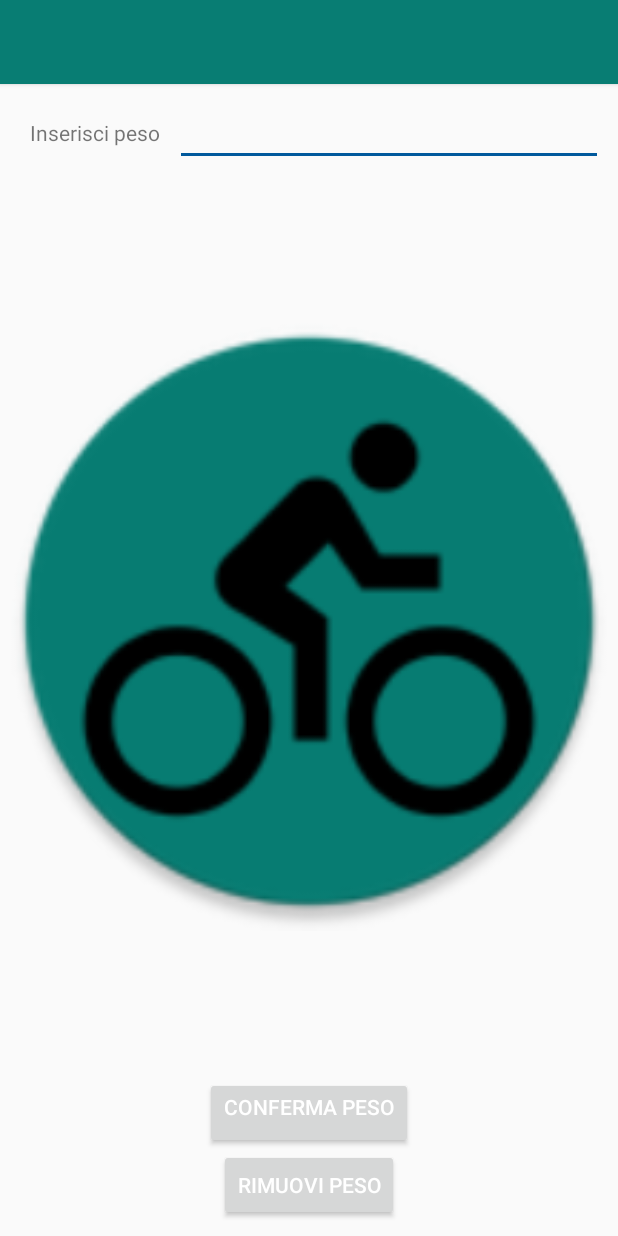
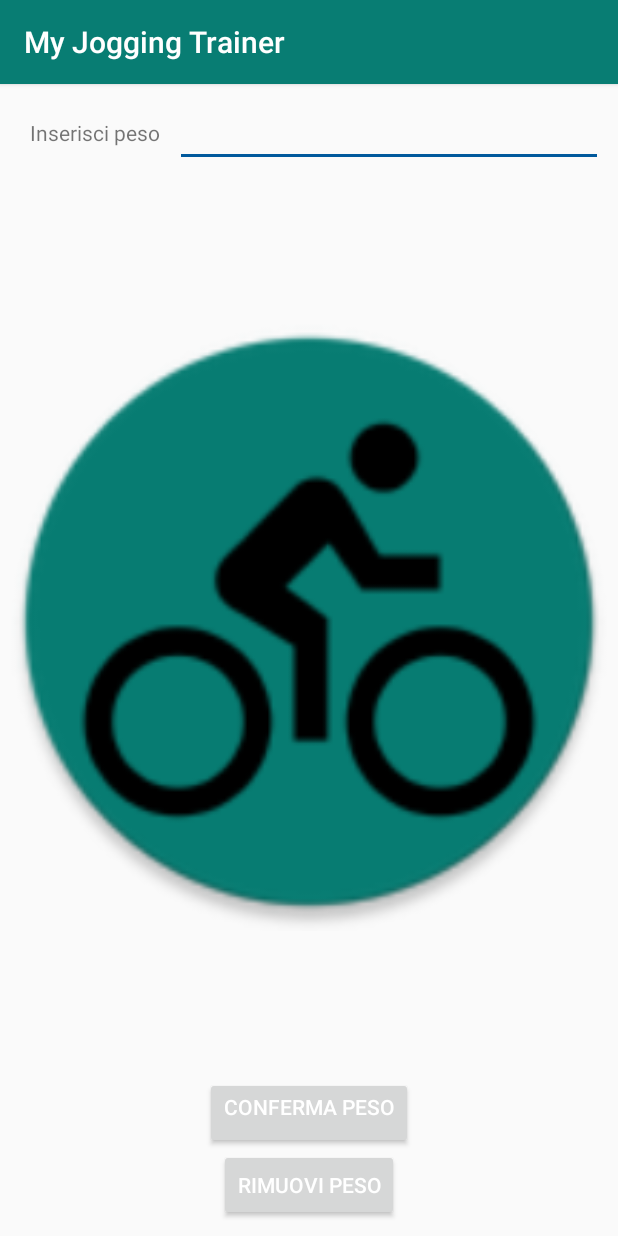
Before and after one commit to BlackBlade/Jogging-Trainer, an Android app: the EditWeightnPlanActivity screen opened directly, with no data from a screen before it, on a phone screen of 412 x 824 dp. Run offline under Robolectric (Android 15) with nearby library versions, the phone set to English and light mode, and no system bars; 1 statement that could not run was skipped.

```diff
--- a/app/src/main/java/com/example/luca/firstprojectapp/EditWeightnPlanActivity.java
+++ b/app/src/main/java/com/example/luca/firstprojectapp/EditWeightnPlanActivity.java
@@ -6,13 +6,18 @@ import android.database.Cursor;
 import android.os.Bundle;
 import android.support.v4.app.FragmentManager;
 import android.support.v7.app.ActionBarActivity;
+import android.support.v7.widget.Toolbar;
 import android.view.View;
 import android.widget.Button;
 import android.widget.EditText;
 import android.widget.Toast;
 
 import com.example.luca.firstprojectapp.DatabaseManagement.DatabaseManager;
+import com.example.luca.firstprojectapp.DatabaseManagement.SqlLiteHelper;
 import com.example.luca.firstprojectapp.Interfaces.IOnActivityCallback;
+
+import java.sql.SQLException;
+import java.util.Calendar;
 import java.util.Date;
 
 /**
@@ -23,6 +28,7 @@ public class EditWeightnPlanActivity extends ActionBarActivity implements IOnAct
     private DatabaseManager databaseManager;
     private EditText pesoEditText;
     private Date date;
+    private Boolean previouslySetted=true;
 
     @Override
     public void onCreate(Bundle savedInstanceState) {
@@ -30,6 +36,15 @@ public class EditWeightnPlanActivity extends ActionBarActivity implements IOnAct
         setContentView(R.layout.editweight_layout);
 
         databaseManager = new DatabaseManager(this);
+        try{
+            databaseManager.open();
+        } catch (SQLException e) {
+            e.printStackTrace();
+        }
+
+        Toolbar toolbar = (Toolbar) findViewById(R.id.toolbar);
+        setSupportActionBar(toolbar);
+        setTitle("My Jogging Trainer");
 
         pesoEditText = (EditText) findViewById(R.id.editPeso);
         Button confirm = (Button) findViewById((R.id.confermaPeso));
@@ -54,14 +69,15 @@ public class EditWeightnPlanActivity extends ActionBarActivity implements IOnAct
             finish();
         }
 
-        /*
+
         String QueryPeso = new String("select " + SqlLiteHelper.COLUMN_WEIGHT + " from "
                            + SqlLiteHelper.TABLE_WEIGHT + " where " + SqlLiteHelper.COLUMN_ID + "="
                            + getIntent().getLongExtra("Date",0));
 
         databaseManager.syncQuerySelect(QueryPeso,this,1);
-        */
-        if(pesoEditText.getText().toString().equals("")){
+
+        if(pesoEditText.getText().toString().matches("")){
+            previouslySetted=false;
             remove.setActivated(false);   //disabilita il bottone remove se a questa data non era associato alcun peso.
         }
     }
@@ -69,9 +85,15 @@ public class EditWeightnPlanActivity extends ActionBarActivity implements IOnAct
 
     private void salvaPeso(){
         Intent intent = new Intent();
-        if (!pesoEditText.getText().toString().equals("")){
-            //String QuerySalvaPeso = new String();   //TO DO
-            //databaseManager.syncQuerySelect(QuerySalvaPeso,this,1);
+        if (!pesoEditText.getText().toString().matches("")){
+            Calendar cal = Calendar.getInstance();
+            cal.setTimeInMillis(date.getTime());
+            double peso = Double.valueOf(pesoEditText.getText().toString());
+            if(previouslySetted){
+                databaseManager.updateWeightChange(cal, peso);
+            } else{
+                databaseManager.insertWeightChange(cal, peso);
+            }
             intent.putExtra("Date",date.getTime());
             intent.putExtra("Code",3); //un peso è stato effettivamente inizializzato.
         }
@@ -80,8 +102,9 @@ public class EditWeightnPlanActivity extends ActionBarActivity implements IOnAct
     }
 
     private void rimuoviPeso(){
-        //String QueryRimuoviPeso = new String();   //TO DO
-        //databaseManager.syncQuerySelect(QueryRimuoviPeso,this,2);
+        Calendar cal = Calendar.getInstance();
+        cal.setTimeInMillis(date.getTime());
+        databaseManager.deleteWeightChange(cal);
         Intent intent = new Intent();
         intent.putExtra("Date",date.getTime());
         intent.putExtra("Code",4); //un peso è stato effettivamente tolto.
--- a/app/src/main/res/layout/editweight_layout.xml
+++ b/app/src/main/res/layout/editweight_layout.xml
@@ -36,11 +36,12 @@
                 android:layout_gravity="center_vertical" />
 
             <EditText
-                android:layout_width="wrap_content"
+                android:layout_width="0dp"
                 android:layout_height="wrap_content"
+                android:inputType="numberDecimal"
+                android:ems="10"
                 android:id="@+id/editPeso"
-                android:layout_weight="1.00"
-                android:padding="10dp" />
+                android:layout_weight="1" />
 
         </LinearLayout>
 
```
Also changed, not shown: app/src/main/java/com/example/luca/firstprojectapp/Fragments/CalendarFragment.java (+12 -4 lines).
